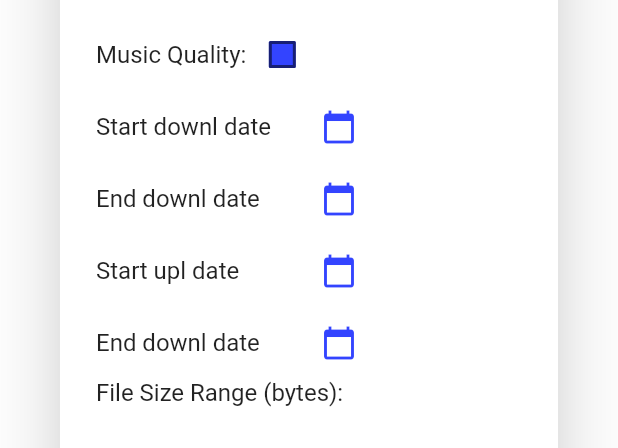
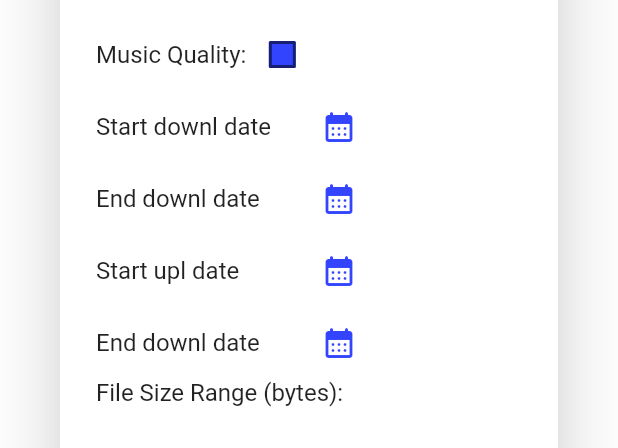
Before and after one commit to Archanciel/audio_learn, a Flutter app: the SortAndFilterAudioDialog widget shown alone on an empty page, opened directly, on a phone screen of 412 x 824 dp. Shown: the part 412-860 px from the top of the screen. Run offline on Flutter 3.47's test engine with Material 2 defaults, Android fonts, the phone set to English and light mode, and no system bars; our stand-ins replace another_flushbar, audioplayers, fluttertoast, googleapis_auth, on_audio_query; missing offline and left inert: googleapis, youtube_explode_dart; generated files the repository leaves out were written again.

Commit message:
changed icons. ui ok

```diff
--- a/lib/views/expandable_playlist_list_view.dart
+++ b/lib/views/expandable_playlist_list_view.dart
@@ -329,18 +329,21 @@ class _ExpandablePlaylistListViewState
                       );
                       break;
                     case PlaylistPopupMenuButton.other:
-                    break;
+                      break;
                     default:
                   }
                 },
+                icon: Icon(Icons.filter_list),
                 itemBuilder: (BuildContext context) {
                   return [
                     PopupMenuItem<PlaylistPopupMenuButton>(
                       value: PlaylistPopupMenuButton.sortFilterAudios,
-                      child: Text(AppLocalizations.of(context)!.sortFilterAudios),
+                      child:
+                          Text(AppLocalizations.of(context)!.sortFilterAudios),
                     ),
                     PopupMenuItem<PlaylistPopupMenuButton>(
-                      value: PlaylistPopupMenuButton.other,                      child: Text('Option 2'),
+                      value: PlaylistPopupMenuButton.other,
+                      child: Text('Option 2'),
                     ),
                     // Add more PopupMenuItems as needed
                   ];
--- a/lib/views/sort_and_filter_audio_dialog.dart
+++ b/lib/views/sort_and_filter_audio_dialog.dart
@@ -149,7 +149,7 @@ class _SortAndFilterAudioDialogState extends State<SortAndFilterAudioDialog> {
                           child: Text('Start downl date'),
                         ),
                         IconButton(
-                          icon: const Icon(Icons.calendar_today),
+                          icon: const Icon(Icons.calendar_month_rounded ),
                           onPressed: () async {
                             DateTime? pickedDate = await showDatePicker(
                               context: context,
@@ -196,7 +196,7 @@ class _SortAndFilterAudioDialogState extends State<SortAndFilterAudioDialog> {
                           child: Text('End downl date'),
                         ),
                         IconButton(
-                          icon: const Icon(Icons.calendar_today),
+                          icon: const Icon(Icons.calendar_month_rounded ),
                           onPressed: () async {
                             DateTime? pickedDate = await showDatePicker(
                               context: context,
@@ -243,7 +243,7 @@ class _SortAndFilterAudioDialogState extends State<SortAndFilterAudioDialog> {
                           child: Text('Start upl date'),
                         ),
                         IconButton(
-                          icon: const Icon(Icons.calendar_today),
+                          icon: const Icon(Icons.calendar_month_rounded ),
                           onPressed: () async {
                             DateTime? pickedDate = await showDatePicker(
                               context: context,
@@ -290,7 +290,7 @@ class _SortAndFilterAudioDialogState extends State<SortAndFilterAudioDialog> {
                           child: Text('End downl date'),
                         ),
                         IconButton(
-                          icon: const Icon(Icons.calendar_today),
+                          icon: const Icon(Icons.calendar_month_rounded ),
                           onPressed: () async {
                             DateTime? pickedDate = await showDatePicker(
                               context: context,
```
